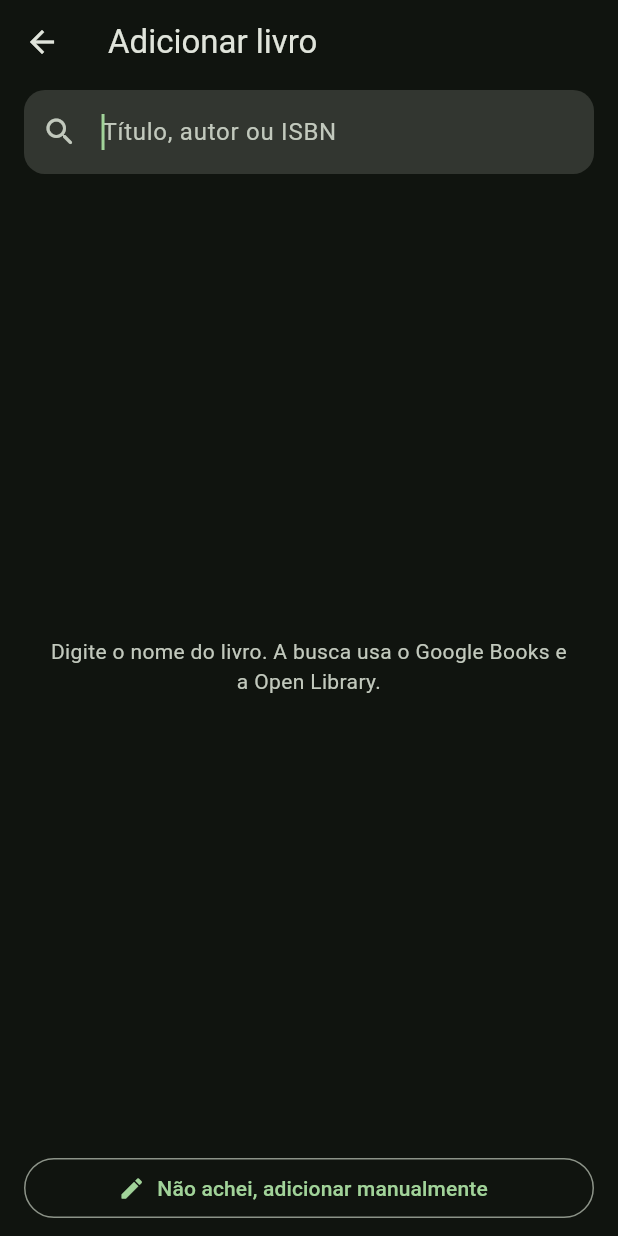
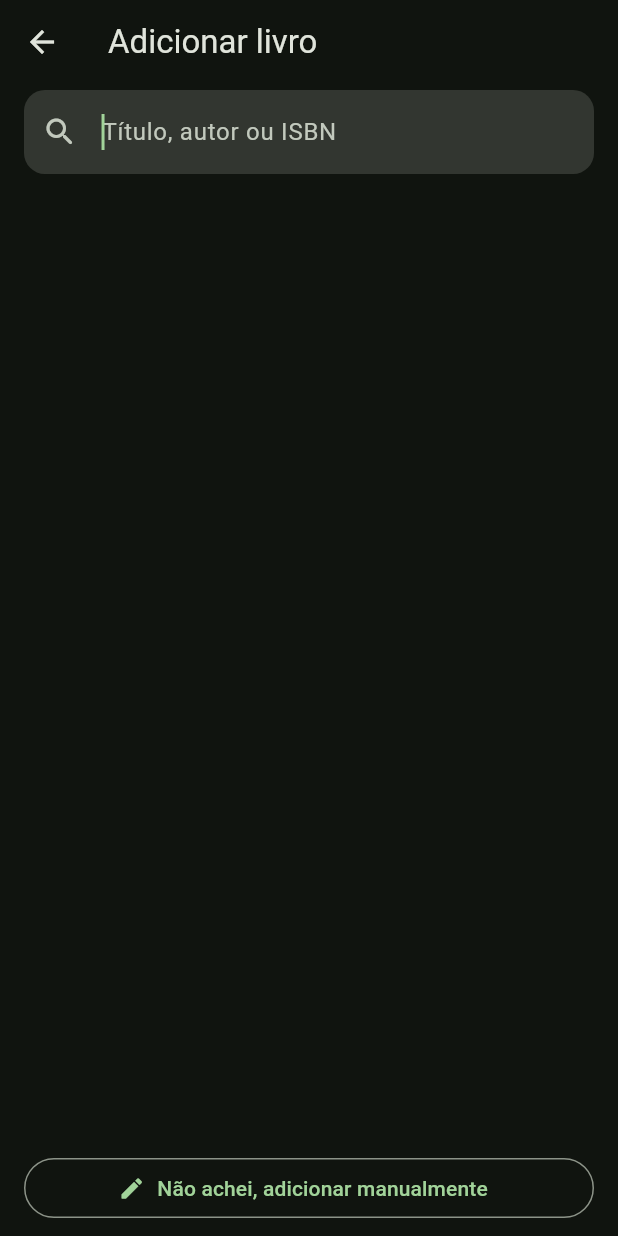
Before and after one commit to gabestk/manuook, a Flutter app: the screen it shows after launch, after a tap on "Buscar um livro", on a phone screen of 412 x 824 dp. Run offline on Flutter 3.47's test engine with Material 3 defaults, Android fonts, the phone set to English and light mode, and no system bars; our stand-ins replace cached_network_image, flutter_cache_manager, shared_preferences.

Commit message:
Versão iOS (IPA pelo GitHub Actions) e busca sem texto de ajuda

```diff
--- a/lib/screens/search_screen.dart
+++ b/lib/screens/search_screen.dart
@@ -109,18 +109,7 @@ class _SearchScreenState extends State<SearchScreen> {
   }
 
   Widget _body() {
-    if (!_searched && !_loading) {
-      return Center(
-        child: Padding(
-          padding: const EdgeInsets.all(32),
-          child: Text(
-            'Digite o nome do livro. A busca usa o Google Books e a Open Library.',
-            textAlign: TextAlign.center,
-            style: TextStyle(color: Theme.of(context).colorScheme.onSurfaceVariant),
-          ),
-        ),
-      );
-    }
+    if (!_searched && !_loading) return const SizedBox.shrink();
     if (_searched && _results.isEmpty && !_loading) {
       return Center(
         child: Text('Nada encontrado. Tente outro termo ou adicione manualmente.',
```
Also changed, not shown: 2 other files.
